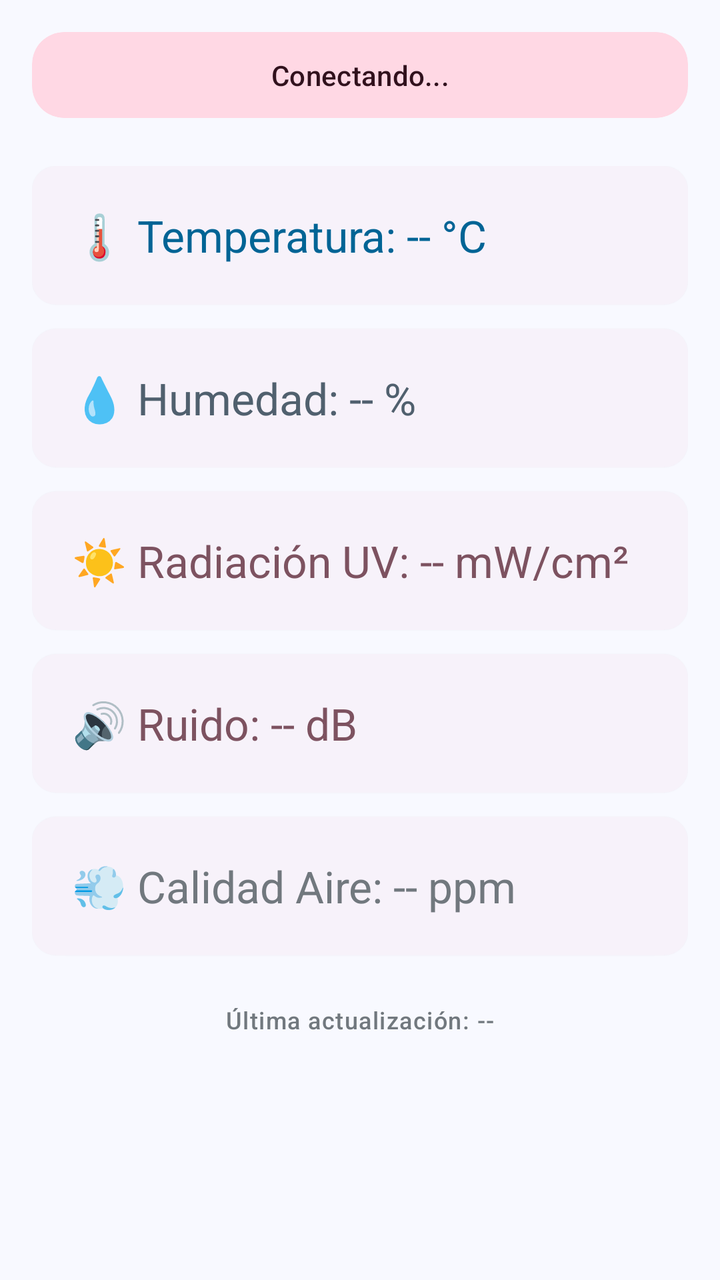
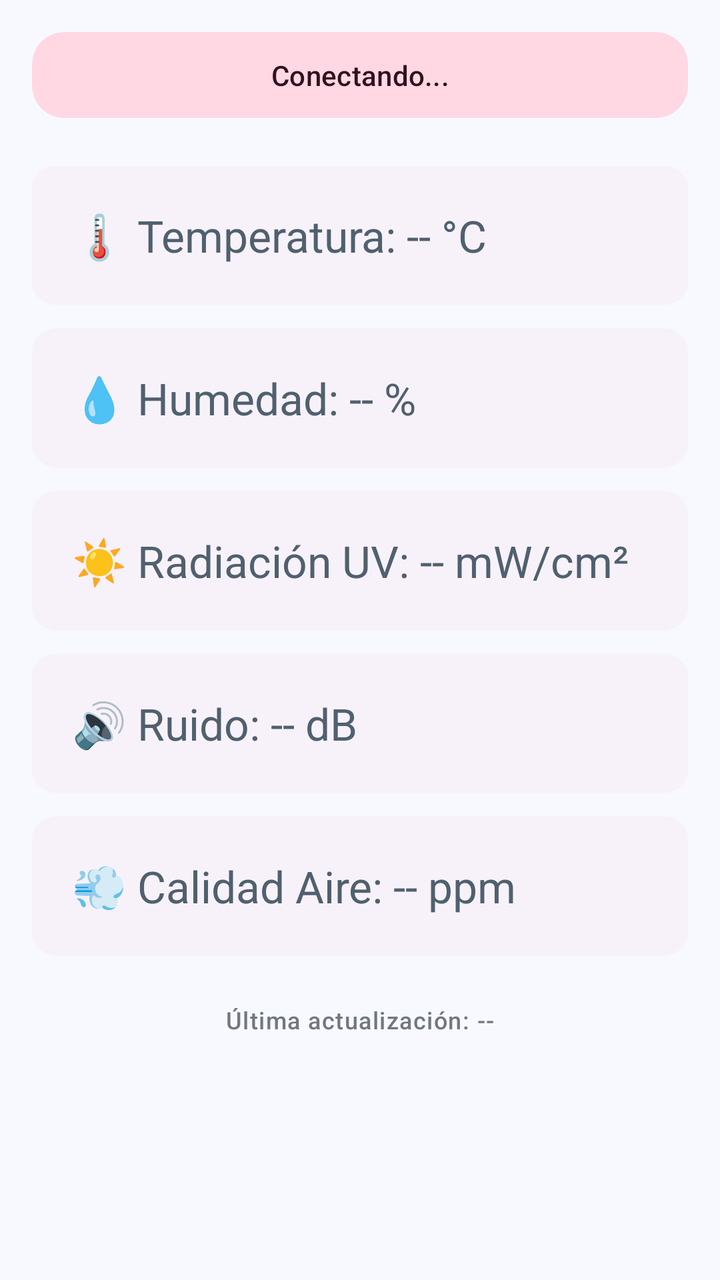

Before-and-after screenshots of an Android layout around one commit, followed by the original layout XML and the change that was made.
<!-- AndroidManifest.xml: application theme Theme.EstacionMeteorologica -->
<!-- res/layout/activity_realtime_monitoring.xml -->
<?xml version="1.0" encoding="utf-8"?>
<LinearLayout xmlns:android="http://schemas.android.com/apk/res/android"
    xmlns:app="http://schemas.android.com/apk/res-auto"
    android:layout_width="match_parent"
    android:layout_height="match_parent"
    android:orientation="vertical"
    android:background="?attr/colorSurface"
    android:padding="16dp">

    <com.google.android.material.card.MaterialCardView
        android:layout_width="match_parent"
        android:layout_height="wrap_content"
        android:layout_marginBottom="24dp"
        app:cardCornerRadius="16dp"
        app:cardElevation="0dp"
        app:strokeWidth="0dp"
        app:cardBackgroundColor="?attr/colorTertiaryContainer">

        <TextView
            android:id="@+id/tvEstado"
            android:layout_width="match_parent"
            android:layout_height="wrap_content"
            android:text="Conectando..."
            android:textAppearance="@style/TextAppearance.Material3.LabelLarge"
            android:textColor="?attr/colorOnTertiaryContainer"
            android:padding="12dp"
            android:gravity="center" />
    </com.google.android.material.card.MaterialCardView>

    <ScrollView
        android:layout_width="match_parent"
        android:layout_height="match_parent"
        android:clipToPadding="false">

        <LinearLayout
            android:layout_width="match_parent"
            android:layout_height="wrap_content"
            android:orientation="vertical">

            <com.google.android.material.card.MaterialCardView
                style="@style/Widget.Material3.CardView.Elevated"
                android:layout_width="match_parent"
                android:layout_height="wrap_content"
                android:layout_marginBottom="12dp">
                <LinearLayout
                    android:layout_width="match_parent"
                    android:layout_height="wrap_content"
                    android:padding="20dp">
                    <TextView
                        android:id="@+id/tvTemperatura"
                        android:layout_width="match_parent"
                        android:layout_height="wrap_content"
                        android:text="🌡️ Temperatura: -- °C"
                        android:textAppearance="@style/TextAppearance.Material3.TitleLarge"
                        android:textColor="?attr/colorPrimary" />
                </LinearLayout>
            </com.google.android.material.card.MaterialCardView>

            <com.google.android.material.card.MaterialCardView
                style="@style/Widget.Material3.CardView.Elevated"
                android:layout_width="match_parent"
                android:layout_height="wrap_content"
                android:layout_marginBottom="12dp">
                <LinearLayout
                    android:layout_width="match_parent"
                    android:layout_height="wrap_content"
                    android:padding="20dp">
                    <TextView
                        android:id="@+id/tvHumedad"
                        android:layout_width="match_parent"
                        android:layout_height="wrap_content"
                        android:text="💧 Humedad: -- %"
                        android:textAppearance="@style/TextAppearance.Material3.TitleLarge"
                        android:textColor="?attr/colorSecondary" />
                </LinearLayout>
            </com.google.android.material.card.MaterialCardView>

            <com.google.android.material.card.MaterialCardView
                style="@style/Widget.Material3.CardView.Elevated"
                android:layout_width="match_parent"
                android:layout_height="wrap_content"
                android:layout_marginBottom="12dp">
                <LinearLayout
                    android:layout_width="match_parent"
                    android:layout_height="wrap_content"
                    android:padding="20dp">
                    <TextView
                        android:id="@+id/tvRadiacionUV"
                        android:layout_width="match_parent"
                        android:layout_height="wrap_content"
                        android:text="☀️ Radiación UV: -- mW/cm²"
                        android:textAppearance="@style/TextAppearance.Material3.TitleLarge"
                        android:textColor="?attr/colorTertiary" />
                </LinearLayout>
            </com.google.android.material.card.MaterialCardView>

            <com.google.android.material.card.MaterialCardView
                style="@style/Widget.Material3.CardView.Elevated"
                android:layout_width="match_parent"
                android:layout_height="wrap_content"
                android:layout_marginBottom="12dp">
                <LinearLayout
                    android:layout_width="match_parent"
                    android:layout_height="wrap_content"
                    android:padding="20dp">
                    <TextView
                        android:id="@+id/tvRuido"
                        android:layout_width="match_parent"
                        android:layout_height="wrap_content"
                        android:text="🔊 Ruido: -- dB"
                        android:textAppearance="@style/TextAppearance.Material3.TitleLarge"
                        android:textColor="?attr/colorTertiary" />
                </LinearLayout>
            </com.google.android.material.card.MaterialCardView>

            <com.google.android.material.card.MaterialCardView
                style="@style/Widget.Material3.CardView.Elevated"
                android:layout_width="match_parent"
                android:layout_height="wrap_content"
                android:layout_marginBottom="24dp">
                <LinearLayout
                    android:layout_width="match_parent"
                    android:layout_height="wrap_content"
                    android:padding="20dp">
                    <TextView
                        android:id="@+id/tvCalidadAire"
                        android:layout_width="match_parent"
                        android:layout_height="wrap_content"
                        android:text="💨 Calidad Aire: -- ppm"
                        android:textAppearance="@style/TextAppearance.Material3.TitleLarge"
                        android:textColor="?attr/colorOutline" />
                </LinearLayout>
            </com.google.android.material.card.MaterialCardView>

            <TextView
                android:id="@+id/tvTimestamp"
                android:layout_width="match_parent"
                android:layout_height="wrap_content"
                android:text="Última actualización: --"
                android:textAppearance="@style/TextAppearance.Material3.LabelMedium"
                android:textColor="?attr/colorOutline"
                android:gravity="center"
                android:layout_marginBottom="32dp" />

        </LinearLayout>
    </ScrollView>
</LinearLayout>
<!-- resources referenced by this layout -->
<resources>
  <style name="Theme.EstacionMeteorologica" parent="Theme.Material3.DayNight.NoActionBar">
          <item name="colorPrimary">@color/md_theme_primary</item>
          <item name="colorOnPrimary">@color/md_theme_onPrimary</item>
          <item name="colorPrimaryContainer">@color/md_theme_primaryContainer</item>
          <item name="colorOnPrimaryContainer">@color/md_theme_onPrimaryContainer</item>
  
          <item name="colorSecondary">@color/md_theme_secondary</item>
          <item name="colorOnSecondary">@color/md_theme_onSecondary</item>
          <item name="colorSecondaryContainer">@color/md_theme_secondaryContainer</item>
          <item name="colorOnSecondaryContainer">@color/md_theme_onSecondaryContainer</item>
  
          <item name="android:windowBackground">@color/md_theme_surface</item>
          <item name="colorSurface">@color/md_theme_surface</item>
          <item name="colorOnSurface">@color/md_theme_onSurface</item>
          <item name="colorOnSurfaceVariant">@color/md_theme_onSurfaceVariant</item>
          <item name="colorOutline">@color/md_theme_outline</item>
  
          <item name="colorError">@color/md_theme_error</item>
          <item name="colorOnError">@color/md_theme_onError</item>
          <item name="colorOutlineVariant">@color/md_theme_outline_variant</item>
  
      </style>
  <color name="md_theme_primary">#006495</color>
  <color name="md_theme_onPrimary">#FFFFFF</color>
  <color name="md_theme_primaryContainer">#CBE6FF</color>
  <color name="md_theme_onPrimaryContainer">#001E31</color>
  <color name="md_theme_secondary">#50606E</color>
  <color name="md_theme_onSecondary">#FFFFFF</color>
  <color name="md_theme_secondaryContainer">#D3E5F5</color>
  <color name="md_theme_onSecondaryContainer">#0C1D29</color>
  <color name="md_theme_surface">#F8F9FF</color>
  <color name="md_theme_onSurface">#191C1E</color>
  <color name="md_theme_onSurfaceVariant">#41474D</color>
  <color name="md_theme_outline">#71787E</color>
  <color name="md_theme_error">#BA1A1A</color>
  <color name="md_theme_onError">#FFFFFF</color>
  <color name="md_theme_outline_variant">#C1C7CE</color>
</resources>

<!-- the commit's change to res/layout/activity_realtime_monitoring.xml (unified diff, before → after) -->
@@ -52,7 +52,7 @@
                         android:layout_height="wrap_content"
                         android:text="🌡️ Temperatura: -- °C"
                         android:textAppearance="@style/TextAppearance.Material3.TitleLarge"
-                        android:textColor="?attr/colorPrimary" />
+                        android:textColor="?attr/colorSecondary" />
                 </LinearLayout>
             </com.google.android.material.card.MaterialCardView>
 
@@ -90,7 +90,7 @@
                         android:layout_height="wrap_content"
                         android:text="☀️ Radiación UV: -- mW/cm²"
                         android:textAppearance="@style/TextAppearance.Material3.TitleLarge"
-                        android:textColor="?attr/colorTertiary" />
+                        android:textColor="?attr/colorSecondary" />
                 </LinearLayout>
             </com.google.android.material.card.MaterialCardView>
 
@@ -109,7 +109,7 @@
                         android:layout_height="wrap_content"
                         android:text="🔊 Ruido: -- dB"
                         android:textAppearance="@style/TextAppearance.Material3.TitleLarge"
-                        android:textColor="?attr/colorTertiary" />
+                        android:textColor="?attr/colorSecondary" />
                 </LinearLayout>
             </com.google.android.material.card.MaterialCardView>
 
@@ -128,7 +128,7 @@
                         android:layout_height="wrap_content"
                         android:text="💨 Calidad Aire: -- ppm"
                         android:textAppearance="@style/TextAppearance.Material3.TitleLarge"
-                        android:textColor="?attr/colorOutline" />
+                        android:textColor="?attr/colorSecondary" />
                 </LinearLayout>
             </com.google.android.material.card.MaterialCardView>
 
<!-- resource entries referenced after the edit -->
@@ -21,6 +21,7 @@
           <item name="colorOnError">@color/md_theme_onError</item>
           <item name="colorOutlineVariant">@color/md_theme_outline_variant</item>
   
+  
       </style>
   <color name="md_theme_primary">#006495</color>
   <color name="md_theme_onPrimary">#FFFFFF</color>
